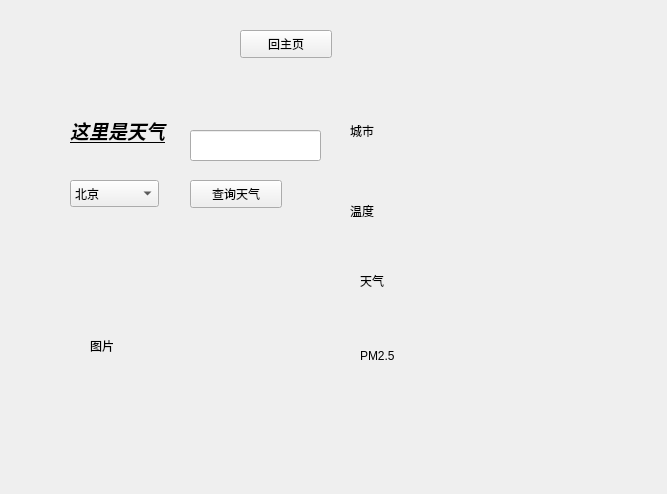
Before: the Qt Designer form View/Weather/weather.ui in yuzcat01/VehicleControl, drawn with Qt 5.
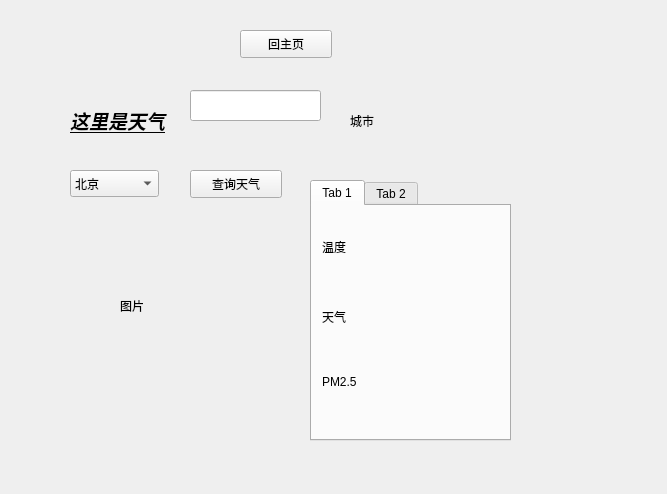
After: the same form once the commit is applied.

Commit message: 添加地图模块； 为天气模块增加预报

```diff
--- a/View/Weather/weather.ui
+++ b/View/Weather/weather.ui
@@ -30,7 +30,7 @@
    <property name="geometry">
     <rect>
      <x>40</x>
-     <y>80</y>
+     <y>70</y>
      <width>611</width>
      <height>391</height>
     </rect>
@@ -74,50 +74,11 @@
      <string>城市</string>
     </property>
    </widget>
-   <widget class="QLabel" name="label_3">
-    <property name="geometry">
-     <rect>
-      <x>310</x>
-      <y>110</y>
-      <width>121</width>
-      <height>41</height>
-     </rect>
-    </property>
-    <property name="text">
-     <string>温度</string>
-    </property>
-   </widget>
-   <widget class="QLabel" name="label_4">
-    <property name="geometry">
-     <rect>
-      <x>320</x>
-      <y>260</y>
-      <width>121</width>
-      <height>31</height>
-     </rect>
-    </property>
-    <property name="text">
-     <string>PM2.5</string>
-    </property>
-   </widget>
-   <widget class="QLabel" name="label_5">
-    <property name="geometry">
-     <rect>
-      <x>320</x>
-      <y>170</y>
-      <width>121</width>
-      <height>61</height>
-     </rect>
-    </property>
-    <property name="text">
-     <string>天气</string>
-    </property>
-   </widget>
    <widget class="QLabel" name="img">
     <property name="geometry">
      <rect>
-      <x>50</x>
-      <y>210</y>
+      <x>80</x>
+      <y>180</y>
       <width>111</width>
       <height>111</height>
      </rect>
@@ -130,7 +91,7 @@
     <property name="geometry">
      <rect>
       <x>150</x>
-      <y>50</y>
+      <y>20</y>
       <width>131</width>
       <height>31</height>
      </rect>
@@ -161,6 +122,68 @@
      </property>
     </item>
    </widget>
+   <widget class="QTabWidget" name="tabWidget">
+    <property name="geometry">
+     <rect>
+      <x>270</x>
+      <y>110</y>
+      <width>201</width>
+      <height>261</height>
+     </rect>
+    </property>
+    <property name="currentIndex">
+     <number>0</number>
+    </property>
+    <widget class="QWidget" name="tab">
+     <attribute name="title">
+      <string>Tab 1</string>
+     </attribute>
+     <widget class="QLabel" name="label_3">
+      <property name="geometry">
+       <rect>
+        <x>10</x>
+        <y>20</y>
+        <width>121</width>
+        <height>41</height>
+       </rect>
+      </property>
+      <property name="text">
+       <string>温度</string>
+      </property>
+     </widget>
+     <widget class="QLabel" name="label_5">
+      <property name="geometry">
+       <rect>
+        <x>10</x>
+        <y>80</y>
+        <width>121</width>
+        <height>61</height>
+       </rect>
+      </property>
+      <property name="text">
+       <string>天气</string>
+      </property>
+     </widget>
+     <widget class="QLabel" name="label_4">
+      <property name="geometry">
+       <rect>
+        <x>10</x>
+        <y>160</y>
+        <width>121</width>
+        <height>31</height>
+       </rect>
+      </property>
+      <property name="text">
+       <string>PM2.5</string>
+      </property>
+     </widget>
+    </widget>
+    <widget class="QWidget" name="tab_2">
+     <attribute name="title">
+      <string>Tab 2</string>
+     </attribute>
+    </widget>
+   </widget>
   </widget>
  </widget>
  <resources/>
```
The commit also changes 9 other files.
